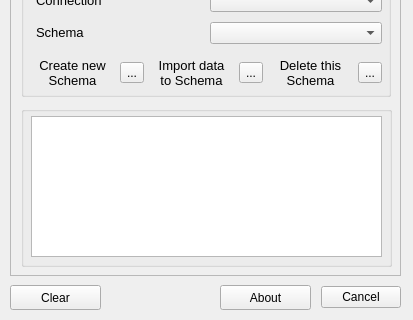
The window that skkn_tool/skkn_tool_dialog.ui (lfurtkevicova/kn-stuff) describes before a commit, drawn with Qt 5; both pictures show x 0 to 413 and y 225 to 545 of the 413 by 545 pixel window.
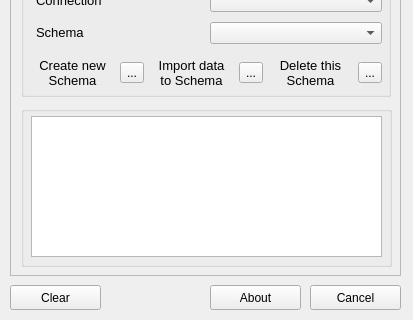
The same window after the commit. Icons and pictures are not drawn.

Commit message: FEM zaloha 23.2

Diff of the .ui file:
```diff
--- a/skkn_tool/skkn_tool_dialog.ui
+++ b/skkn_tool/skkn_tool_dialog.ui
@@ -433,42 +433,10 @@
     </widget>
    </widget>
   </widget>
-  <widget class="QDialogButtonBox" name="button_box">
-   <property name="geometry">
-    <rect>
-     <x>310</x>
-     <y>510</y>
-     <width>91</width>
-     <height>25</height>
-    </rect>
-   </property>
-   <property name="sizePolicy">
-    <sizepolicy hsizetype="Minimum" vsizetype="Fixed">
-     <horstretch>0</horstretch>
-     <verstretch>0</verstretch>
-    </sizepolicy>
-   </property>
-   <property name="font">
-    <font>
-     <pointsize>9</pointsize>
-     <weight>50</weight>
-     <bold>false</bold>
-    </font>
-   </property>
-   <property name="focusPolicy">
-    <enum>Qt::StrongFocus</enum>
-   </property>
-   <property name="orientation">
-    <enum>Qt::Horizontal</enum>
-   </property>
-   <property name="standardButtons">
-    <set>QDialogButtonBox::Cancel</set>
-   </property>
-  </widget>
   <widget class="QPushButton" name="buttonAbout">
    <property name="geometry">
     <rect>
-     <x>220</x>
+     <x>210</x>
      <y>510</y>
      <width>91</width>
      <height>25</height>
@@ -492,7 +460,29 @@
      <normaloff>:/plugins/skkn_tool/icons/about.png</normaloff>:/plugins/skkn_tool/icons/about.png</iconset>
    </property>
   </widget>
-  <widget class="QToolButton" name="buttonClear">
+  <widget class="QPushButton" name="buttonCancel">
+   <property name="geometry">
+    <rect>
+     <x>310</x>
+     <y>510</y>
+     <width>91</width>
+     <height>25</height>
+    </rect>
+   </property>
+   <property name="font">
+    <font>
+     <pointsize>9</pointsize>
+    </font>
+   </property>
+   <property name="text">
+    <string>Cancel</string>
+   </property>
+   <property name="icon">
+    <iconset>
+     <normaloff>:/plugins/skkn_tool/icons/delete.png</normaloff>:/plugins/skkn_tool/icons/delete.png</iconset>
+   </property>
+  </widget>
+  <widget class="QPushButton" name="buttonClear">
    <property name="geometry">
     <rect>
      <x>10</x>
```
Left out of the diff: 53 changed lines with no effect on the pictures. The commit also changes 1 other file.
